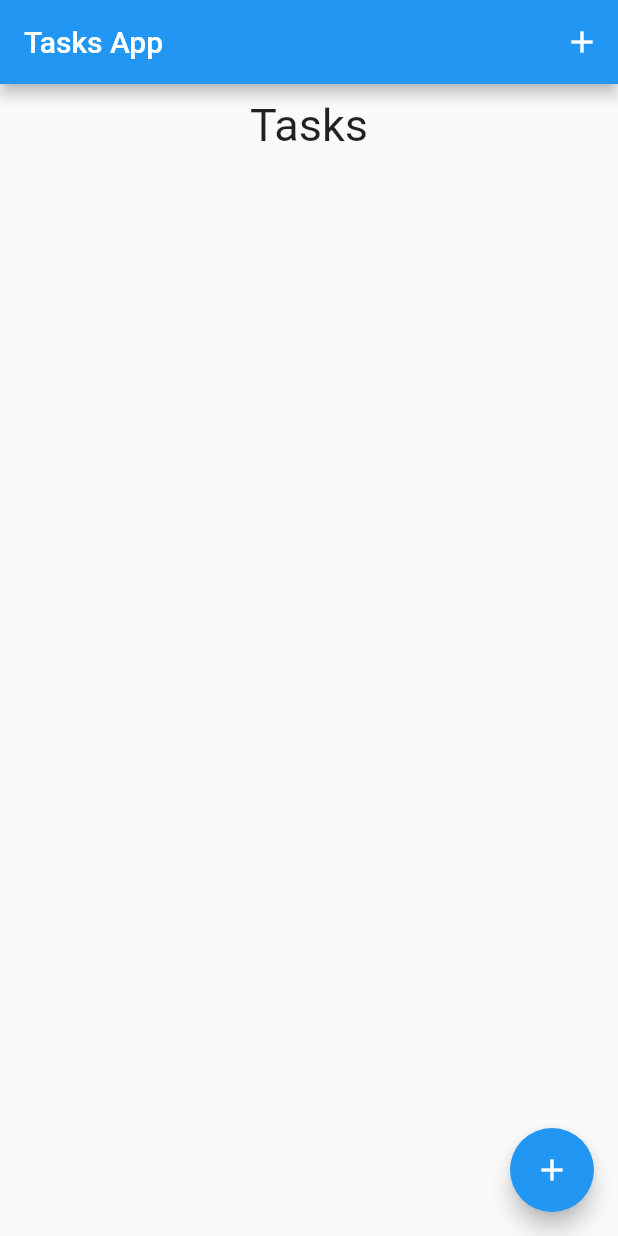
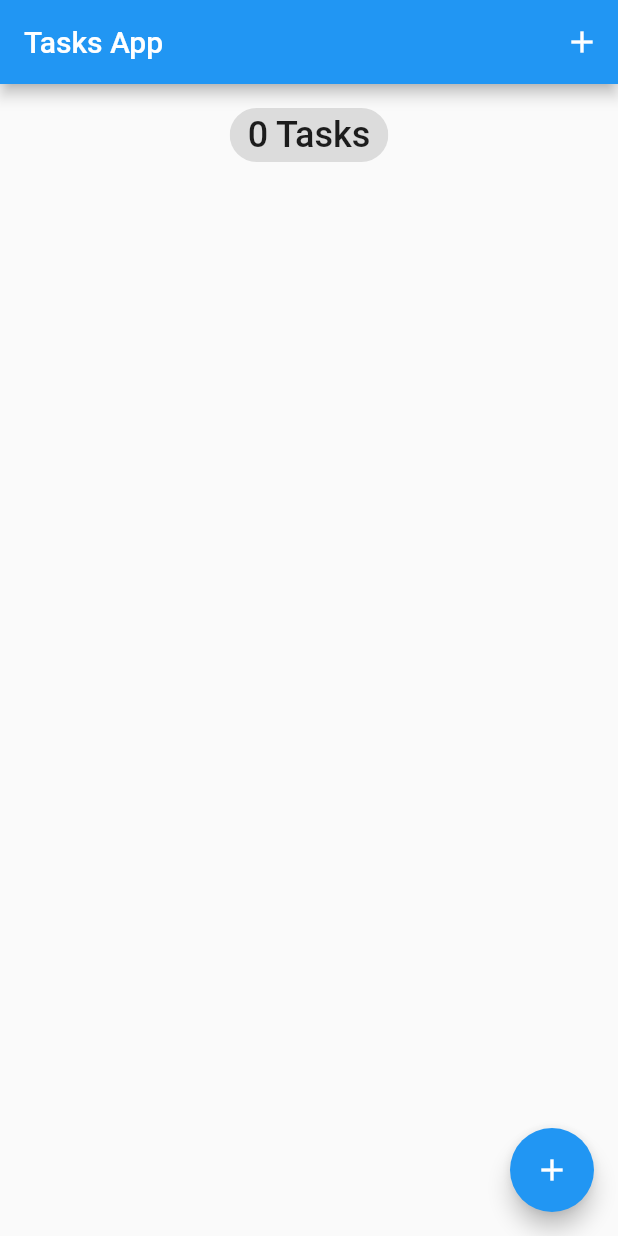
Before and after one commit to 29Niro/flutter_todo_app, a Flutter app: the screen it shows after launch, on a phone screen of 412 x 824 dp. Run offline on Flutter 3.47's test engine with Material 2 defaults, Android fonts, the phone set to English and light mode, and no system bars; our stand-ins replace equatable, flutter_bloc, hydrated_bloc.

Commit message:
show task count

```diff
--- a/lib/screens/task_screen.dart
+++ b/lib/screens/task_screen.dart
@@ -14,7 +14,6 @@ class TaskScreen extends StatefulWidget {
 }
 
 class _TaskScreenState extends State<TaskScreen> {
-
   void _addTask(BuildContext context) {
     showModalBottomSheet(
       context: context,
@@ -49,10 +48,12 @@ class _TaskScreenState extends State<TaskScreen> {
               Container(
                 padding:
                     const EdgeInsets.symmetric(vertical: 10, horizontal: 20),
-                child: const Center(
-                  child: Text(
-                    'Tasks',
-                    style: TextStyle(fontSize: 30),
+                child: Center(
+                  child: Chip(
+                    label: Text(
+                      '${state.allTasks.length} Tasks',
+                      style: const TextStyle(fontSize: 24),
+                    ),
                   ),
                 ),
               ),
```
